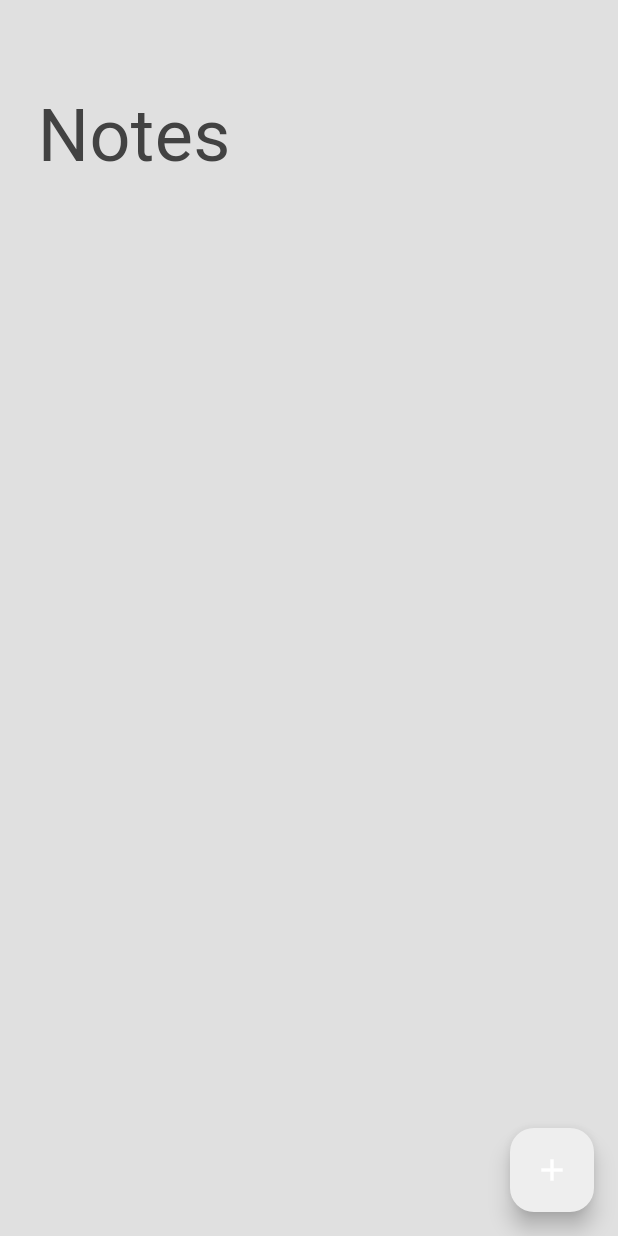
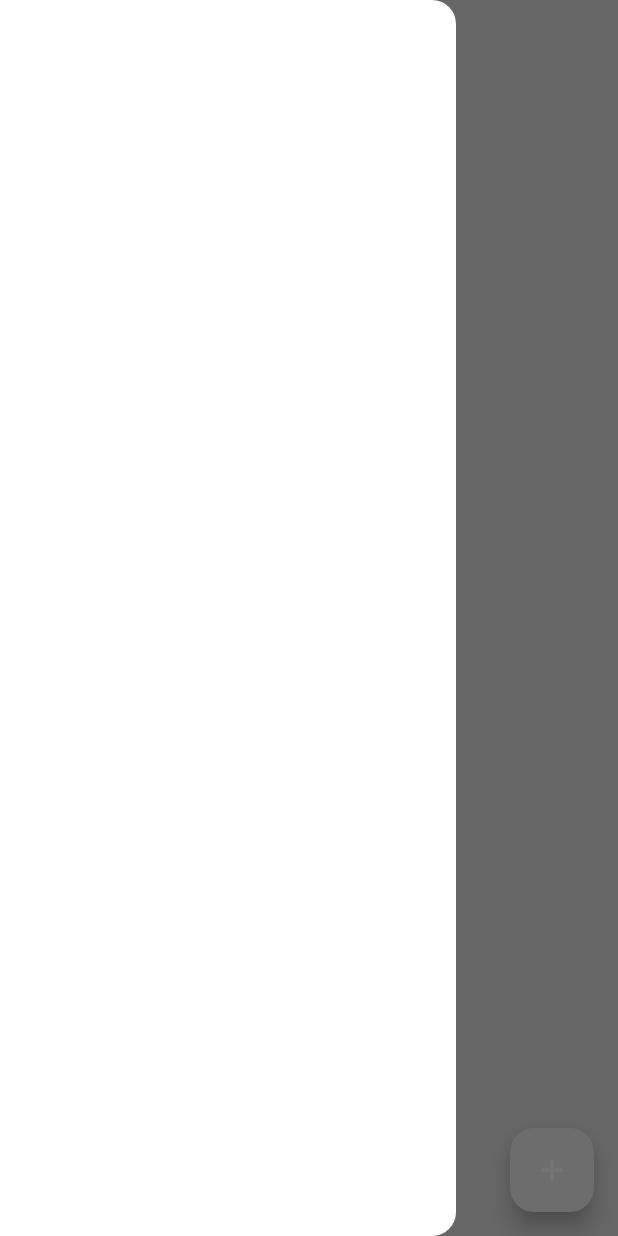
Before and after one commit to faldi17/notes-flutter, a Flutter app: the screen it shows after launch, with the side drawer open (before the commit the screen has no drawer), on a phone screen of 412 x 824 dp. Run offline on Flutter 3.47's test engine with Material 3 defaults, Android fonts, the phone set to English and light mode, and no system bars; our stand-ins replace google_fonts, isar; accounts and stored records are empty; generated files the repository leaves out were written again.

Commit message:
start with drawer for this notes

```diff
--- a/lib/pages/notes_page.dart
+++ b/lib/pages/notes_page.dart
@@ -98,12 +98,17 @@ class _NotesPage extends State<NotesPage> {
     List<Note> currentNotes = noteDatabase.currentNotes;
 
     return Scaffold(
-      appBar: AppBar(elevation: 0, backgroundColor: Colors.transparent),
+      appBar: AppBar(
+        elevation: 0,
+        backgroundColor: Colors.transparent,
+        foregroundColor: Theme.of(context).colorScheme.inversePrimary,
+      ),
       backgroundColor: Theme.of(context).colorScheme.background,
       floatingActionButton: FloatingActionButton(
         onPressed: createNote,
         child: const Icon(Icons.add),
       ),
+      drawer: Drawer(),
       body: Column(
         crossAxisAlignment: CrossAxisAlignment.start,
         children: [
```
Also changed, not shown: lib/components/drawer.dart (added, +19 -0 lines).
